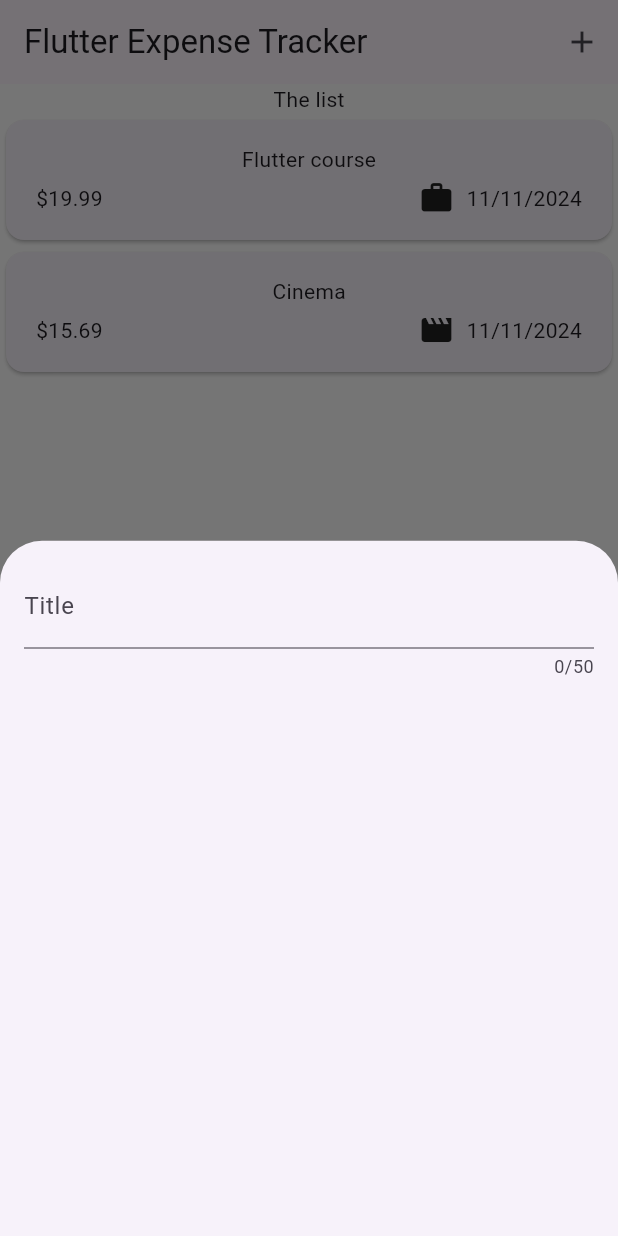
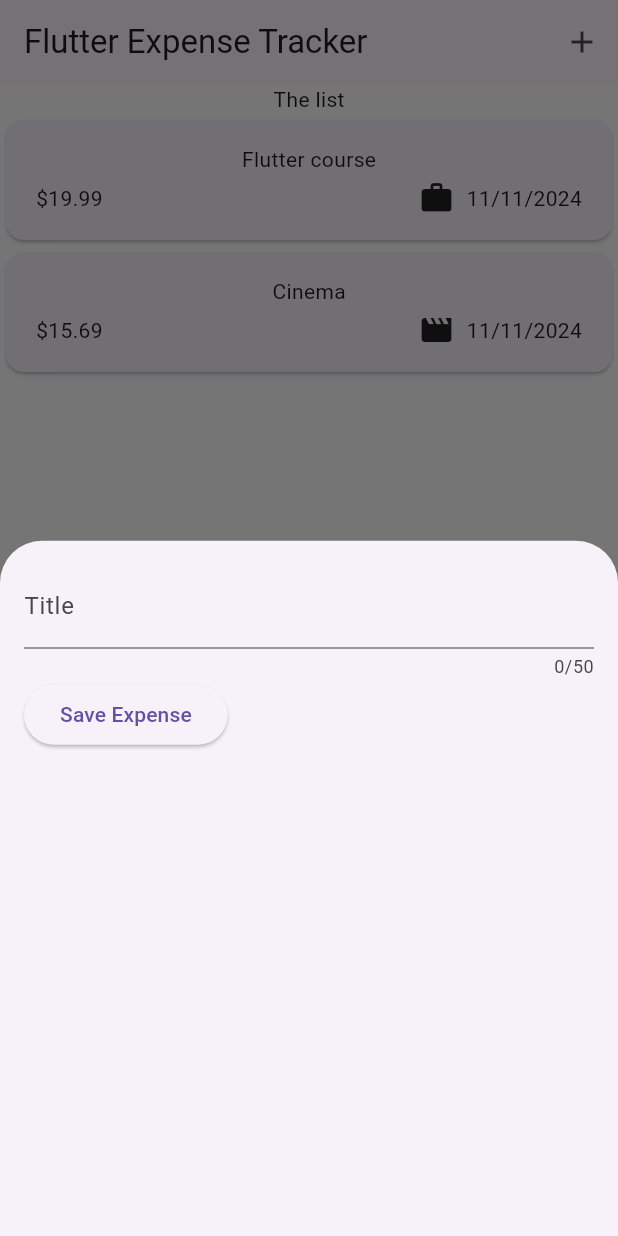
Before and after one commit to swapnilgt/flutter, a Flutter app: the screen it shows after launch, after a tap on the "add" icon, on a phone screen of 412 x 824 dp. Run offline on Flutter 3.47's test engine with Material 3 defaults, Android fonts, the phone set to English and light mode, and no system bars; our stand-ins replace google_fonts.

Commit message:
Handling the save button click

```diff
--- a/expense_tracker/lib/ui/new_expense/new_expense.dart
+++ b/expense_tracker/lib/ui/new_expense/new_expense.dart
@@ -10,6 +10,12 @@ class NewExpense extends StatefulWidget {
 }
 
 class _NewExpenseState extends State<NewExpense> {
+  var _enteredTitle = '';
+
+  void _saveTitleInput(String inputValue) {
+    _enteredTitle = inputValue;
+  }
+
   @override
   Widget build(BuildContext context) {
     return Padding(
@@ -17,12 +23,23 @@ class _NewExpenseState extends State<NewExpense> {
       child: Column(
         children: [
           TextField(
+            onChanged: _saveTitleInput,
             maxLength: 50,
             keyboardType: TextInputType.text,
             decoration: InputDecoration(
               label: Text('Title'),
             ),
           ),
+          Row(
+            children: [
+              ElevatedButton(
+                onPressed: () {
+                  print(_enteredTitle);
+                },
+                child: Text('Save Expense'),
+              )
+            ],
+          )
         ],
       ),
     );
```
